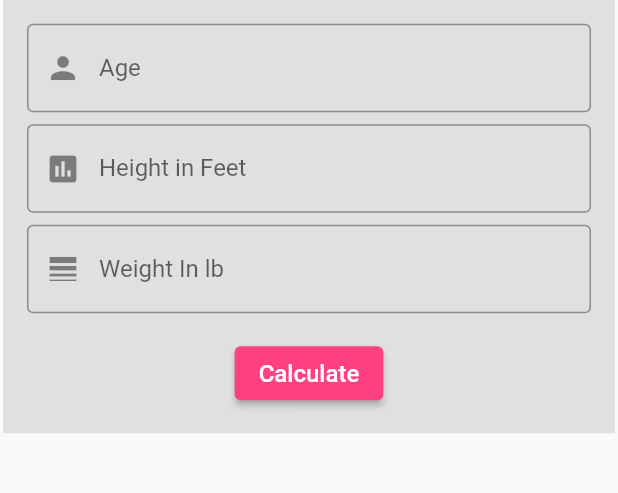
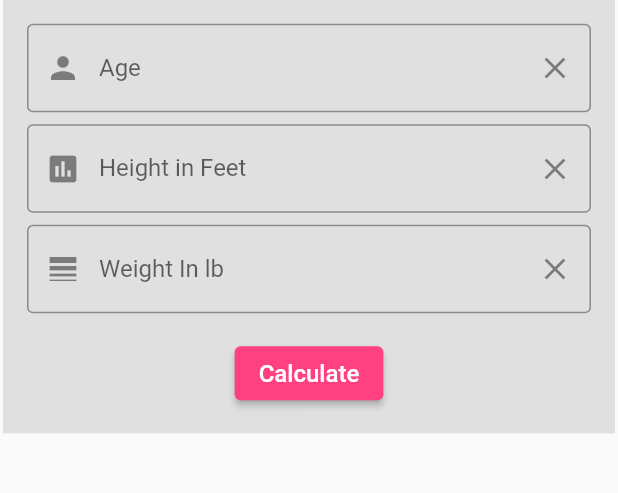
Before and after one commit to gulamanas/BMI-App, a Flutter app: the screen it shows after launch, on a phone screen of 412 x 824 dp, the part 201-694 px from its top. Run offline on Flutter 3.47's test engine with Material 2 defaults, Android fonts, the light colour scheme and no system bars.

Commit message:
added clear icon

```diff
--- a/lib/home.dart
+++ b/lib/home.dart
@@ -91,7 +91,11 @@ class _HomeState extends State<Home> {
                     border: OutlineInputBorder(),
                     hintText: 'E.g: 32',
                     label: Text('Age'),
-                    prefixIcon: Icon(Icons.person)
+                    prefixIcon: Icon(Icons.person),
+                    suffixIcon: IconButton(
+                      onPressed: () => ageController.clear(),
+                       icon: Icon(Icons.clear)
+                    ),
                   ),
                 ),
                 SizedBox(height: 8.0,),
@@ -102,7 +106,11 @@ class _HomeState extends State<Home> {
                     border: OutlineInputBorder(),
                     hintText: 'E.g: 5.4',
                     label: Text('Height in Feet'),
-                    prefixIcon: Icon(Icons.insert_chart)
+                    prefixIcon: Icon(Icons.insert_chart),
+                    suffixIcon: IconButton(
+                      onPressed: () => heightController.clear(),
+                      icon: Icon(Icons.clear),
+                    )
                   ),
                 ),
                 SizedBox(height: 8.0,),
@@ -113,7 +121,11 @@ class _HomeState extends State<Home> {
                     border: OutlineInputBorder(),
                     hintText: 'E.g: 180',
                     label: Text('Weight In lb'),
-                    prefixIcon: Icon(Icons.line_weight)
+                    prefixIcon: Icon(Icons.line_weight),
+                    suffixIcon: IconButton(
+                      onPressed: () => weightController.clear(),
+                       icon: Icon(Icons.clear)
+                    )
                   ),
                 ),
 
```
